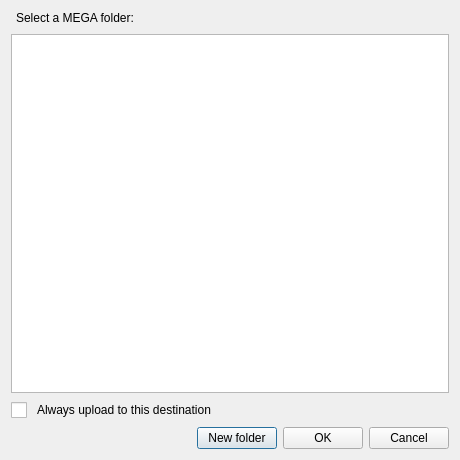
The window that src/MEGASync/gui/linux/NodeSelector.ui (meganz/MEGAsync) describes before a commit, drawn with Qt 5.
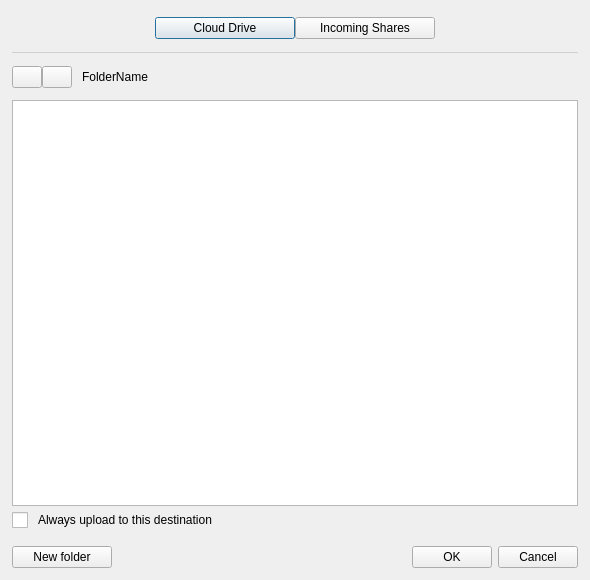
The same window after the commit. Icons and pictures are not drawn. Custom widgets are drawn as their Qt base class.

Commit message: SNC-2319. Node Selector dialog revamp with new columns and features.

Patch:
```diff
--- a/src/MEGASync/gui/linux/NodeSelector.ui
+++ b/src/MEGASync/gui/linux/NodeSelector.ui
@@ -9,15 +9,36 @@
    <rect>
     <x>0</x>
     <y>0</y>
-    <width>460</width>
-    <height>460</height>
+    <width>590</width>
+    <height>580</height>
    </rect>
   </property>
+  <property name="minimumSize">
+   <size>
+    <width>540</width>
+    <height>530</height>
+   </size>
+  </property>
+  <property name="focusPolicy">
+   <enum>Qt::StrongFocus</enum>
+  </property>
   <property name="windowTitle">
    <string>Folder Selection</string>
   </property>
   <property name="styleSheet">
-   <string notr="true">QCheckBox::indicator {
+   <string notr="true">QWidget
+{
+font-size: 12px;
+}
+
+QPushButton
+{
+padding-left: 10px;
+padding-right: 10px;
+height: 20px;
+}
+
+QCheckBox::indicator {
      width: 16px;
      height: 16px;
  }
@@ -34,41 +55,934 @@
 #cbAlwaysUploadToLocation
 {
     spacing: 10px;
-}</string>
+}
+</string>
   </property>
   <property name="modal">
    <bool>true</bool>
   </property>
   <layout class="QVBoxLayout" name="verticalLayout">
    <property name="spacing">
-    <number>9</number>
+    <number>6</number>
+   </property>
+   <property name="leftMargin">
+    <number>12</number>
+   </property>
+   <property name="rightMargin">
+    <number>12</number>
+   </property>
+   <property name="bottomMargin">
+    <number>0</number>
    </property>
    <item>
-    <widget class="QLabel" name="label">
-     <property name="font">
-      <font/>
-     </property>
-     <property name="text">
-      <string>Select a MEGA folder:</string>
-     </property>
-     <property name="margin">
+    <layout class="QHBoxLayout" name="horizontalLayout_2">
+     <property name="spacing">
       <number>0</number>
      </property>
-     <property name="indent">
-      <number>5</number>
+     <property name="topMargin">
+      <number>6</number>
+     </property>
+     <property name="bottomMargin">
+      <number>6</number>
+     </property>
+     <item>
+      <spacer name="horizontalSpacer_2">
+       <property name="orientation">
+        <enum>Qt::Horizontal</enum>
+       </property>
+       <property name="sizeHint" stdset="0">
+        <size>
+         <width>40</width>
+         <height>20</height>
+        </size>
+       </property>
+      </spacer>
+     </item>
+     <item>
+      <widget class="QPushButton" name="bShowCloudDrive">
+       <property name="minimumSize">
+        <size>
+         <width>140</width>
+         <height>20</height>
+        </size>
+       </property>
+       <property name="styleSheet">
+        <string notr="true"/>
+       </property>
+       <property name="text">
+        <string>Cloud Drive</string>
+       </property>
+       <property name="checkable">
+        <bool>true</bool>
+       </property>
+       <property name="autoExclusive">
+        <bool>true</bool>
+       </property>
+      </widget>
+     </item>
+     <item>
+      <widget class="QPushButton" name="bShowIncomingShares">
+       <property name="minimumSize">
+        <size>
+         <width>140</width>
+         <height>20</height>
+        </size>
+       </property>
+       <property name="styleSheet">
+        <string notr="true"/>
+       </property>
+       <property name="text">
+        <string>Incoming Shares</string>
+       </property>
+       <property name="checkable">
+        <bool>true</bool>
+       </property>
+       <property name="autoExclusive">
+        <bool>true</bool>
+       </property>
+      </widget>
+     </item>
+     <item>
+      <spacer name="horizontalSpacer_3">
+       <property name="orientation">
+        <enum>Qt::Horizontal</enum>
+       </property>
+       <property name="sizeHint" stdset="0">
+        <size>
+         <width>40</width>
+         <height>20</height>
+        </size>
+       </property>
+      </spacer>
+     </item>
+    </layout>
+   </item>
+   <item>
+    <widget class="Line" name="line">
+     <property name="palette">
+      <palette>
+       <active>
+        <colorrole role="WindowText">
+         <brush brushstyle="SolidPattern">
+          <color alpha="255">
+           <red>208</red>
+           <green>208</green>
+           <blue>208</blue>
+          </color>
+         </brush>
+        </colorrole>
+        <colorrole role="Button">
+         <brush brushstyle="SolidPattern">
+          <color alpha="255">
+           <red>64</red>
+           <green>65</green>
+           <blue>66</blue>
+          </color>
+         </brush>
+        </colorrole>
+        <colorrole role="Light">
+         <brush brushstyle="SolidPattern">
+          <color alpha="255">
+           <red>255</red>
+           <green>255</green>
+           <blue>255</blue>
+          </color>
+         </brush>
+        </colorrole>
+        <colorrole role="Midlight">
+         <brush brushstyle="SolidPattern">
+          <color alpha="255">
+           <red>227</red>
+           <green>227</green>
+           <blue>227</blue>
+          </color>
+         </brush>
+        </colorrole>
+        <colorrole role="Dark">
+         <brush brushstyle="SolidPattern">
+          <color alpha="255">
+           <red>64</red>
+           <green>65</green>
+           <blue>66</blue>
+          </color>
+         </brush>
+        </colorrole>
+        <colorrole role="Mid">
+         <brush brushstyle="SolidPattern">
+          <color alpha="255">
+           <red>160</red>
+           <green>160</green>
+           <blue>160</blue>
+          </color>
+         </brush>
+        </colorrole>
+        <colorrole role="Text">
+         <brush brushstyle="SolidPattern">
+          <color alpha="255">
+           <red>208</red>
+           <green>208</green>
+           <blue>208</blue>
+          </color>
+         </brush>
+        </colorrole>
+        <colorrole role="BrightText">
+         <brush brushstyle="SolidPattern">
+          <color alpha="255">
+           <red>255</red>
+           <green>51</green>
+           <blue>51</blue>
+          </color>
+         </brush>
+        </colorrole>
+        <colorrole role="ButtonText">
+         <brush brushstyle="SolidPattern">
+          <color alpha="255">
+           <red>208</red>
+           <green>208</green>
+           <blue>208</blue>
+          </color>
+         </brush>
+        </colorrole>
+        <colorrole role="Base">
+         <brush brushstyle="SolidPattern">
+          <color alpha="255">
+           <red>46</red>
+           <green>47</green>
+           <blue>48</blue>
+          </color>
+         </brush>
+        </colorrole>
+        <colorrole role="Window">
+         <brush brushstyle="SolidPattern">
+          <color alpha="255">
+           <red>250</red>
+           <green>250</green>
+           <blue>250</blue>
+          </color>
+         </brush>
+        </colorrole>
+        <colorrole role="Shadow">
+         <brush brushstyle="SolidPattern">
+          <color alpha="255">
+           <red>105</red>
+           <green>105</green>
+           <blue>105</blue>
+          </color>
+         </brush>
+        </colorrole>
+        <colorrole role="Highlight">
+         <brush brushstyle="SolidPattern">
+          <color alpha="255">
+           <red>29</red>
+           <green>84</green>
+           <blue>92</blue>
+          </color>
+         </brush>
+        </colorrole>
+        <colorrole role="HighlightedText">
+         <brush brushstyle="SolidPattern">
+          <color alpha="255">
+           <red>240</red>
+           <green>240</green>
+           <blue>240</blue>
+          </color>
+         </brush>
+        </colorrole>
+        <colorrole role="Link">
+         <brush brushstyle="SolidPattern">
+          <color alpha="255">
+           <red>0</red>
+           <green>122</green>
+           <blue>244</blue>
+          </color>
+         </brush>
+        </colorrole>
+        <colorrole role="LinkVisited">
+         <brush brushstyle="SolidPattern">
+          <color alpha="255">
+           <red>165</red>
+           <green>122</green>
+           <blue>255</blue>
+          </color>
+         </brush>
+        </colorrole>
+        <colorrole role="AlternateBase">
+         <brush brushstyle="SolidPattern">
+          <color alpha="255">
+           <red>53</red>
+           <green>54</green>
+           <blue>55</blue>
+          </color>
+         </brush>
+        </colorrole>
+        <colorrole role="NoRole">
+         <brush brushstyle="SolidPattern">
+          <color alpha="255">
+           <red>0</red>
+           <green>0</green>
+           <blue>0</blue>
+          </color>
+         </brush>
+        </colorrole>
+        <colorrole role="ToolTipBase">
+         <brush brushstyle="SolidPattern">
+          <color alpha="255">
+           <red>64</red>
+           <green>65</green>
+           <blue>66</blue>
+          </color>
+         </brush>
+        </colorrole>
+        <colorrole role="ToolTipText">
+         <brush brushstyle="SolidPattern">
+          <color alpha="255">
+           <red>208</red>
+           <green>208</green>
+           <blue>208</blue>
+          </color>
+         </brush>
+        </colorrole>
+        <colorrole role="PlaceholderText">
+         <brush brushstyle="SolidPattern">
+          <color alpha="255">
+           <red>127</red>
+           <green>127</green>
+           <blue>128</blue>
+          </color>
+         </brush>
+        </colorrole>
+       </active>
+       <inactive>
+        <colorrole role="WindowText">
+         <brush brushstyle="SolidPattern">
+          <color alpha="255">
+           <red>208</red>
+           <green>208</green>
+           <blue>208</blue>
+          </color>
+         </brush>
+        </colorrole>
+        <colorrole role="Button">
+         <brush brushstyle="SolidPattern">
+          <color alpha="255">
+           <red>64</red>
+           <green>65</green>
+           <blue>66</blue>
+          </color>
+         </brush>
+        </colorrole>
+        <colorrole role="Light">
+         <brush brushstyle="SolidPattern">
+          <color alpha="255">
+           <red>255</red>
+           <green>255</green>
+           <blue>255</blue>
+          </color>
+         </brush>
+        </colorrole>
+        <colorrole role="Midlight">
+         <brush brushstyle="SolidPattern">
+          <color alpha="255">
+           <red>227</red>
+           <green>227</green>
+           <blue>227</blue>
+          </color>
+         </brush>
+        </colorrole>
+        <colorrole role="Dark">
+         <brush brushstyle="SolidPattern">
+          <color alpha="255">
+           <red>64</red>
+           <green>65</green>
+           <blue>66</blue>
+          </color>
+         </brush>
+        </colorrole>
+        <colorrole role="Mid">
+         <brush brushstyle="SolidPattern">
+          <color alpha="255">
+           <red>160</red>
+           <green>160</green>
+           <blue>160</blue>
+          </color>
+         </brush>
+        </colorrole>
+        <colorrole role="Text">
+         <brush brushstyle="SolidPattern">
+          <color alpha="255">
+           <red>208</red>
+           <green>208</green>
+           <blue>208</blue>
+          </color>
+         </brush>
+        </colorrole>
+        <colorrole role="BrightText">
+         <brush brushstyle="SolidPattern">
+          <color alpha="255">
+           <red>255</red>
+           <green>51</green>
+           <blue>51</blue>
+          </color>
+         </brush>
+        </colorrole>
+        <colorrole role="ButtonText">
+         <brush brushstyle="SolidPattern">
+          <color alpha="255">
+           <red>208</red>
+           <green>208</green>
+           <blue>208</blue>
+          </color>
+         </brush>
+        </colorrole>
+        <colorrole role="Base">
+         <brush brushstyle="SolidPattern">
+          <color alpha="255">
+           <red>46</red>
+           <green>47</green>
+           <blue>48</blue>
+          </color>
+         </brush>
+        </colorrole>
+        <colorrole role="Window">
+         <brush brushstyle="SolidPattern">
+          <color alpha="255">
+           <red>46</red>
+           <green>47</green>
+           <blue>48</blue>
+          </color>
+         </brush>
+        </colorrole>
+        <colorrole role="Shadow">
+         <brush brushstyle="SolidPattern">
+          <color alpha="255">
+           <red>105</red>
+           <green>105</green>
+           <blue>105</blue>
+          </color>
+         </brush>
+        </colorrole>
+        <colorrole role="Highlight">
+         <brush brushstyle="SolidPattern">
+          <color alpha="255">
+           <red>29</red>
+           <green>84</green>
+           <blue>92</blue>
+          </color>
+         </brush>
+        </colorrole>
+        <colorrole role="HighlightedText">
+         <brush brushstyle="SolidPattern">
+          <color alpha="255">
+           <red>240</red>
+           <green>240</green>
+           <blue>240</blue>
+          </color>
+         </brush>
+        </colorrole>
+        <colorrole role="Link">
+         <brush brushstyle="SolidPattern">
+          <color alpha="255">
+           <red>0</red>
+           <green>122</green>
+           <blue>244</blue>
+          </color>
+         </brush>
+        </colorrole>
+        <colorrole role="LinkVisited">
+         <brush brushstyle="SolidPattern">
+          <color alpha="255">
+           <red>165</red>
+           <green>122</green>
+           <blue>255</blue>
+          </color>
+         </brush>
+        </colorrole>
+        <colorrole role="AlternateBase">
+         <brush brushstyle="SolidPattern">
+          <color alpha="255">
+           <red>53</red>
+           <green>54</green>
+           <blue>55</blue>
+          </color>
+         </brush>
+        </colorrole>
+        <colorrole role="NoRole">
+         <brush brushstyle="NoBrush">
+          <color alpha="255">
+           <red>0</red>
+           <green>0</green>
+           <blue>0</blue>
+          </color>
+         </brush>
+        </colorrole>
+        <colorrole role="ToolTipBase">
+         <brush brushstyle="SolidPattern">
+          <color alpha="255">
+           <red>64</red>
+           <green>65</green>
+           <blue>66</blue>
+          </color>
+         </brush>
+        </colorrole>
+        <colorrole role="ToolTipText">
+         <brush brushstyle="SolidPattern">
+          <color alpha="255">
+           <red>208</red>
+           <green>208</green>
+           <blue>208</blue>
+          </color>
+         </brush>
+        </colorrole>
+        <colorrole role="PlaceholderText">
+         <brush brushstyle="SolidPattern">
+          <color alpha="255">
+           <red>127</red>
+           <green>127</green>
+           <blue>128</blue>
+          </color>
+         </brush>
+        </colorrole>
+       </inactive>
+       <disabled>
+        <colorrole role="WindowText">
+         <brush brushstyle="SolidPattern">
+          <color alpha="96">
+           <red>164</red>
+           <green>166</green>
+           <blue>168</blue>
+          </color>
+         </brush>
+        </colorrole>
+        <colorrole role="Button">
+         <brush brushstyle="SolidPattern">
+          <color alpha="255">
+           <red>64</red>
+           <green>65</green>
+           <blue>66</blue>
+          </color>
+         </brush>
+        </colorrole>
+        <colorrole role="Light">
+         <brush brushstyle="SolidPattern">
+          <color alpha="255">
+           <red>255</red>
+           <green>255</green>
+           <blue>255</blue>
+          </color>
+         </brush>
+        </colorrole>
+        <colorrole role="Midlight">
+         <brush brushstyle="SolidPattern">
+          <color alpha="255">
+           <red>247</red>
+           <green>247</green>
+           <blue>247</blue>
+          </color>
+         </brush>
+        </colorrole>
+        <colorrole role="Dark">
+         <brush brushstyle="SolidPattern">
+          <color alpha="255">
+           <red>64</red>
+           <green>65</green>
+           <blue>66</blue>
+          </color>
+         </brush>
+        </colorrole>
+        <colorrole role="Mid">
+         <brush brushstyle="SolidPattern">
+          <color alpha="255">
+           <red>160</red>
+           <green>160</green>
+           <blue>160</blue>
+          </color>
+         </brush>
+        </colorrole>
+        <colorrole role="Text">
+         <brush brushstyle="SolidPattern">
+          <color alpha="96">
+           <red>164</red>
+           <green>166</green>
+           <blue>168</blue>
+          </color>
+         </brush>
+        </colorrole>
+        <colorrole role="BrightText">
+         <brush brushstyle="SolidPattern">
+          <color alpha="255">
+           <red>255</red>
+           <green>51</green>
+           <blue>51</blue>
+          </color>
+         </brush>
+        </colorrole>
+        <colorrole role="ButtonText">
+         <brush brushstyle="SolidPattern">
+          <color alpha="96">
+           <red>164</red>
+           <green>166</green>
+           <blue>168</blue>
+          </color>
+         </brush>
+        </colorrole>
+        <colorrole role="Base">
+         <brush brushstyle="SolidPattern">
+          <color alpha="255">
+           <red>250</red>
+           <green>250</green>
+           <blue>250</blue>
+          </color>
+         </brush>
+        </colorrole>
+        <colorrole role="Window">
+         <brush brushstyle="SolidPattern">
+          <color alpha="255">
+           <red>250</red>
+           <green>250</green>
+           <blue>250</blue>
+          </color>
+         </brush>
+        </colorrole>
+        <colorrole role="Shadow">
+         <brush brushstyle="SolidPattern">
+          <color alpha="255">
+           <red>0</red>
+           <green>0</green>
+           <blue>0</blue>
+          </color>
+         </brush>
+        </colorrole>
+        <colorrole role="Highlight">
+         <brush brushstyle="SolidPattern">
+          <color alpha="255">
+           <red>29</red>
+           <green>84</green>
+           <blue>92</blue>
+          </color>
+         </brush>
+        </colorrole>
+        <colorrole role="HighlightedText">
+         <brush brushstyle="SolidPattern">
+          <color alpha="255">
+           <red>240</red>
+           <green>240</green>
+           <blue>240</blue>
+          </color>
+         </brush>
+        </colorrole>
+        <colorrole role="Link">
+         <brush brushstyle="SolidPattern">
+          <color alpha="255">
+           <red>0</red>
+           <green>122</green>
+           <blue>244</blue>
+          </color>
+         </brush>
+        </colorrole>
+        <colorrole role="LinkVisited">
+         <brush brushstyle="SolidPattern">
+          <color alpha="255">
+           <red>165</red>
+           <green>122</green>
+           <blue>255</blue>
+          </color>
+         </brush>
+        </colorrole>
+        <colorrole role="AlternateBase">
+         <brush brushstyle="SolidPattern">
+          <color alpha="255">
+           <red>53</red>
+           <green>54</green>
+           <blue>55</blue>
+          </color>
+         </brush>
+        </colorrole>
+        <colorrole role="NoRole">
+         <brush brushstyle="NoBrush">
+          <color alpha="255">
+           <red>0</red>
+           <green>0</green>
+           <blue>0</blue>
+          </color>
+         </brush>
+        </colorrole>
+        <colorrole role="ToolTipBase">
+         <brush brushstyle="SolidPattern">
+          <color alpha="255">
+           <red>64</red>
+           <green>65</green>
+           <blue>66</blue>
+          </color>
+         </brush>
+        </colorrole>
+        <colorrole role="ToolTipText">
+         <brush brushstyle="SolidPattern">
+          <color alpha="255">
+           <red>208</red>
+           <green>208</green>
+           <blue>208</blue>
+          </color>
+         </brush>
+        </colorrole>
+        <colorrole role="PlaceholderText">
+         <brush brushstyle="SolidPattern">
+          <color alpha="255">
+           <red>127</red>
+           <green>127</green>
+           <blue>128</blue>
+          </color>
+         </brush>
+        </colorrole>
+       </disabled>
+      </palette>
+     </property>
+     <property name="font">
+      <font>
+       <pointsize>-1</pointsize>
+       <kerning>false</kerning>
+      </font>
+     </property>
+     <property name="frameShadow">
+      <enum>QFrame::Plain</enum>
+     </property>
+     <property name="orientation">
+      <enum>Qt::Horizontal</enum>
      </property>
     </widget>
    </item>
    <item>
-    <widget class="QTreeView" name="tMegaFolders">
+    <layout class="QHBoxLayout" name="horizontalLayout_3">
+     <property name="spacing">
+      <number>0</number>
+     </property>
+     <property name="topMargin">
+      <number>6</number>
+     </property>
+     <property name="bottomMargin">
+      <number>6</number>
+     </property>
+     <item alignment="Qt::AlignVCenter">
+      <widget class="QPushButton" name="bBack">
+       <property name="maximumSize">
+        <size>
+         <width>30</width>
+         <height>16777215</height>
+        </size>
+       </property>
+       <property name="text">
+        <string/>
+       </property>
+       <property name="icon">
+        <iconset resource="../Resources_linux.qrc">
+         <normaloff>:/images/node_selector/arrow-left-ico.png</normaloff>
+         <disabledoff>:/images/node_selector/arrow-left-disabled-ico.png</disabledoff>:/images/node_selector/arrow-left-ico.png</iconset>
+       </property>
+      </widget>
+     </item>
+     <item>
+      <widget class="QPushButton" name="bForward">
+       <property name="maximumSize">
+        <size>
+         <width>30</width>
+         <height>16777215</height>
+        </size>
+       </property>
+       <property name="text">
+        <string/>
+       </property>
+       <property name="icon">
+        <iconset resource="../Resources_linux.qrc">
+         <normaloff>:/images/node_selector/arrow-right-ico.png</normaloff>
+         <disabledoff>:/images/node_selector/arrow-right-disabled-ico.png</disabledoff>:/images/node_selector/arrow-right-ico.png</iconset>
+       </property>
+      </widget>
+     </item>
+     <item>
+      <spacer name="horizontalSpacer_5">
+       <property name="orientation">
+        <enum>Qt::Horizontal</enum>
+       </property>
+       <property name="sizeType">
+        <enum>QSizePolicy::Fixed</enum>
+       </property>
+       <property name="sizeHint" stdset="0">
+        <size>
+         <width>10</width>
+         <height>20</height>
+        </size>
+       </property>
+      </spacer>
+     </item>
+     <item alignment="Qt::AlignHCenter|Qt::AlignVCenter">
+      <widget class="QLabel" name="lFolderName">
+       <property name="font">
+        <font>
+         <pointsize>-1</pointsize>
+        </font>
+       </property>
+       <property name="text">
+        <string notr="true">FolderName</string>
+       </property>
+      </widget>
+     </item>
+     <item>
+      <spacer name="horizontalSpacer_6">
+       <property name="orientation">
+        <enum>Qt::Horizontal</enum>
+       </property>
+       <property name="sizeType">
+        <enum>QSizePolicy::Fixed</enum>
+       </property>
+       <property name="sizeHint" stdset="0">
+        <size>
+         <width>7</width>
+         <height>20</height>
+        </size>
+       </property>
+      </spacer>
+     </item>
+     <item alignment="Qt::AlignHCenter|Qt::AlignVCenter">
+      <widget class="QLabel" name="lIcon">
+       <property name="text">
+        <string/>
+       </property>
+       <property name="alignment">
+        <set>Qt::AlignCenter</set>
+       </property>
+       <property name="margin">
+        <number>0</number>
+       </property>
+       <property name="indent">
+        <number>-1</number>
+       </property>
+      </widget>
+     </item>
+     <item>
+      <spacer name="horizontalSpacer_4">
+       <property name="orientation">
+        <enum>Qt::Horizontal</enum>
+       </property>
+       <property name="sizeHint" stdset="0">
+        <size>
+         <width>40</width>
+         <height>20</height>
+        </size>
+       </property>
+      </spacer>
+     </item>
+    </layout>
+   </item>
+   <item>
+    <widget class="MegaItemTreeView" name="tMegaFolders">
+     <property name="font">
+      <font>
+       <pointsize>-1</pointsize>
+      </font>
+     </property>
+     <property name="mouseTracking">
+      <bool>false</bool>
+     </property>
+     <property name="focusPolicy">
+      <enum>Qt::StrongFocus</enum>
+     </property>
+     <property name="styleSheet">
+      <string notr="true">QTreeView {
+    show-decoration-selected: 1;
+	selection-background-color: #3393df;
+	 font-size: 14px;
+ 	qproperty-indentation: 18; 
+	outline:none;
+}
+
+QHeaderView
+{
+	font-size:14px;
+}
+
+QTreeView::item {
+	background-color:transparent;
+}
+
+QTreeView::item:disabled
+{
+	background-color:transparent;
+}
+
+QTreeView::item:hover {
+    background-color:transparent;
+}
+
+
+
+
+QTreeView::branch:hover {
+	background-color:transparent;
+}
+
+QTreeView::branch:selected {
+    background-color: #3393df;
+}
+
+QTreeView::item:selected {
+    border: transparent;
+	 color: white;
+    background-color: #3393df;
+}
+
+QTreeView::branch:selected:closed:has-children:adjoins-item {
+    border-image: none;
+	image:url(://images/node_selector/Icon-Small-Arrow-Left-hover.png) ;
+}
+
+QTreeView::branch:selected:open:has-children:adjoins-item {
+    border-image: none;
+    image: url(://images/node_selector/Icon-Small-Arrow-Down-hover.png) ;
+}
+
+QTreeView::branch:!selected:closed:has-children:adjoins-item {
+    border-image: none;
+    image: url(://images/node_selector/Icon-Small-Arrow-Left.png) ;
+}
+
+QTreeView::branch:!selected:open:has-children:adjoins-item {
+    border-image: none;
+    image: url(://images/node_selector/Icon-Small-Arrow-Down.png) ;
+}
+
+
+
+
+</string>
+     </property>
+     <property name="alternatingRowColors">
+      <bool>true</bool>
+     </property>
+     <property name="selectionMode">
+      <enum>QAbstractItemView::SingleSelection</enum>
+     </property>
+     <property name="iconSize">
+      <size>
+       <width>24</width>
+       <height>24</height>
+      </size>
+     </property>
      <property name="autoExpandDelay">
       <number>-1</number>
      </property>
+     <property name="indentation">
+      <number>18</number>
+     </property>
      <property name="animated">
       <bool>true</bool>
      </property>
+     <property name="expandsOnDoubleClick">
+      <bool>false</bool>
+     </property>
+     <attribute name="headerMinimumSectionSize">
+      <number>30</number>
+     </attribute>
      <attribute name="headerDefaultSectionSize">
-      <number>0</number>
+      <number>30</number>
      </attribute>
     </widget>
    </item>
@@ -84,22 +998,38 @@
      <property name="maximumSize">
       <size>
        <width>16777215</width>
-       <height>26</height>
+       <height>16777215</height>
       </size>
      </property>
      <layout class="QHBoxLayout" name="horizontalLayout">
+      <property name="spacing">
+       <number>6</number>
+      </property>
       <property name="leftMargin">
        <number>0</number>
       </property>
       <property name="topMargin">
-       <number>0</number>
+       <number>12</number>
       </property>
       <property name="rightMargin">
        <number>0</number>
       </property>
       <property name="bottomMargin">
-       <number>0</number>
+       <number>12</number>
       </property>
+      <item>
+       <widget class="QPushButton" name="bNewFolder">
+        <property name="minimumSize">
+         <size>
+          <width>100</width>
+          <height>20</height>
+         </size>
+        </property>
+        <property name="text">
+         <string>New folder</string>
+        </property>
+       </widget>
+      </item>
       <item>
        <spacer name="horizontalSpacer">
         <property name="orientation">
@@ -113,15 +1043,14 @@
         </property>
        </spacer>
       </item>
-      <item>
-       <widget class="QPushButton" name="bNewFolder">
-        <property name="text">
-         <string>New folder</string>
-        </property>
-       </widget>
-      </item>
       <item>
        <widget class="QPushButton" name="bOk">
+        <property name="minimumSize">
+         <size>
+          <width>80</width>
+          <height>20</height>
+         </size>
+        </property>
         <property name="text">
          <string>OK</string>
         </property>
@@ -129,6 +1058,17 @@
       </item>
       <item>
        <widget class="QPushButton" name="bCancel">
+        <property name="minimumSize">
+         <size>
+          <width>80</width>
+          <height>20</height>
+         </size>
+        </property>
+        <property name="font">
+         <font>
+          <pointsize>-1</pointsize>
+         </font>
+        </property>
         <property name="text">
          <string>Cancel</string>
         </property>
@@ -139,23 +1079,15 @@
    </item>
   </layout>
  </widget>
- <resources/>
- <connections>
-  <connection>
-   <sender>bCancel</sender>
-   <signal>clicked()</signal>
-   <receiver>NodeSelector</receiver>
-   <slot>reject()</slot>
-   <hints>
-    <hint type="sourcelabel">
-     <x>353</x>
-     <y>279</y>
-    </hint>
-    <hint type="destinationlabel">
-     <x>199</x>
-     <y>149</y>
-    </hint>
-   </hints>
-  </connection>
- </connections>
+ <customwidgets>
+  <customwidget>
+   <class>MegaItemTreeView</class>
+   <extends>QTreeView</extends>
+   <header>MegaItemTreeView.h</header>
+  </customwidget>
+ </customwidgets>
+ <resources>
+  <include location="../Resources_linux.qrc"/>
+ </resources>
+ <connections/>
 </ui>
```
Left out of the diff: 2 changed lines with no effect on the pictures. The commit also changes 111 other files.
